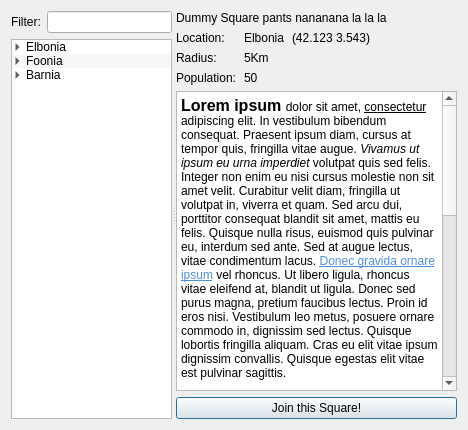
The window that src/ui/square.ui (whirm/tgs-pc) describes before a commit, drawn with Qt 5.
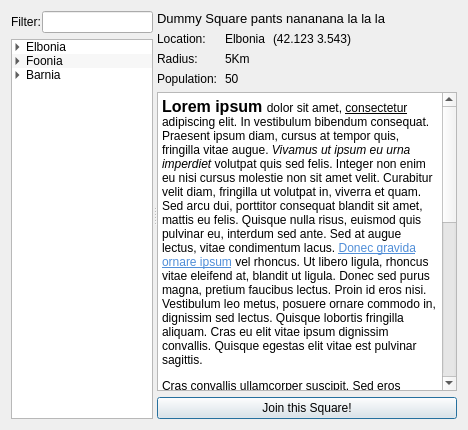
The same window after the commit. Icons and pictures are not drawn.

Commit message: A couple of ui adjustments for the squares window

```diff
--- a/src/ui/square.ui
+++ b/src/ui/square.ui
@@ -19,10 +19,13 @@
      <property name="orientation">
       <enum>Qt::Horizontal</enum>
      </property>
-     <widget class="QWidget" name="">
+     <widget class="QWidget" name="layoutWidget">
       <layout class="QVBoxLayout" name="verticalLayout_3">
        <item>
         <layout class="QHBoxLayout" name="horizontalLayout_3">
+         <property name="spacing">
+          <number>1</number>
+         </property>
          <item>
           <widget class="QLabel" name="label">
            <property name="text">
@@ -98,7 +101,7 @@
        </item>
       </layout>
      </widget>
-     <widget class="QWidget" name="">
+     <widget class="QWidget" name="layoutWidget">
       <layout class="QVBoxLayout" name="verticalLayout_2">
        <item>
         <layout class="QHBoxLayout" name="horizontalLayout_2">
@@ -106,6 +109,11 @@
           <layout class="QVBoxLayout" name="verticalLayout">
            <item>
             <widget class="QLabel" name="title_label">
+             <property name="font">
+              <font>
+               <pointsize>10</pointsize>
+              </font>
+             </property>
              <property name="text">
               <string>Dummy Square pants nananana la la la</string>
              </property>
```
Left out of the diff: 2 changed lines with no effect on the pictures.
